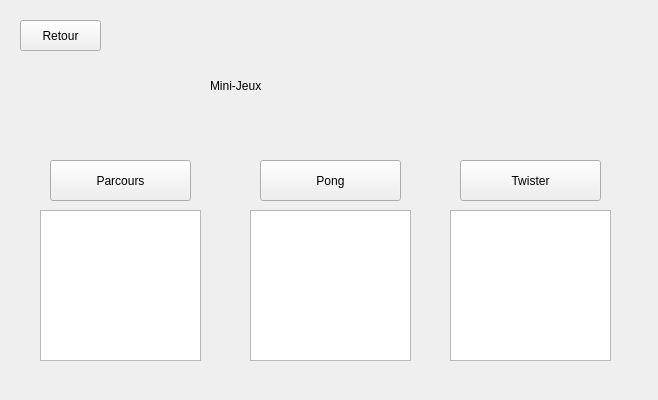
Old version of the form testIHMClimingProject/testIHMClimingProject/jeuMenu.ui in the repository simplyyCarlos/ClimbingProject.
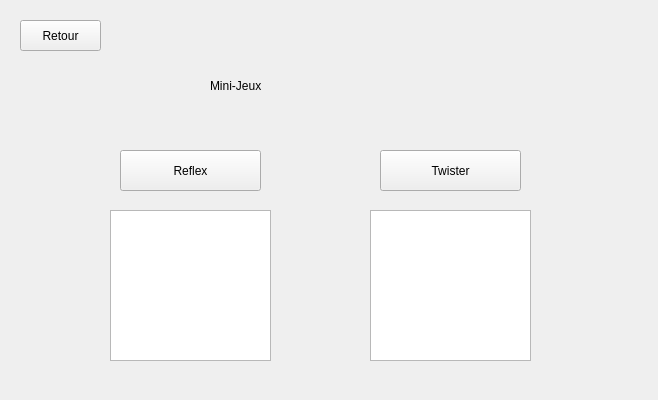
New version of the form.

What changed in the file:
```diff
--- a/testIHMClimingProject/testIHMClimingProject/jeuMenu.ui
+++ b/testIHMClimingProject/testIHMClimingProject/jeuMenu.ui
@@ -42,34 +42,21 @@
   <widget class="QPushButton" name="pushButton_Parcours">
    <property name="geometry">
     <rect>
-     <x>50</x>
-     <y>160</y>
+     <x>120</x>
+     <y>150</y>
      <width>141</width>
      <height>41</height>
     </rect>
    </property>
    <property name="text">
-    <string>Parcours</string>
-   </property>
-  </widget>
-  <widget class="QPushButton" name="pushButton_Pong">
-   <property name="geometry">
-    <rect>
-     <x>260</x>
-     <y>160</y>
-     <width>141</width>
-     <height>41</height>
-    </rect>
-   </property>
-   <property name="text">
-    <string>Pong</string>
+    <string>Reflex</string>
    </property>
   </widget>
   <widget class="QPushButton" name="pushButton_Twistter">
    <property name="geometry">
     <rect>
-     <x>460</x>
-     <y>160</y>
+     <x>380</x>
+     <y>150</y>
      <width>141</width>
      <height>41</height>
     </rect>
@@ -81,7 +68,7 @@
   <widget class="QTextBrowser" name="textBrowser_Parcours">
    <property name="geometry">
     <rect>
-     <x>40</x>
+     <x>110</x>
      <y>210</y>
      <width>161</width>
      <height>151</height>
@@ -91,33 +78,18 @@
     <string>&lt;!DOCTYPE HTML PUBLIC &quot;-//W3C//DTD HTML 4.0//EN&quot; &quot;http://www.w3.org/TR/REC-html40/strict.dtd&quot;&gt;
 &lt;html&gt;&lt;head&gt;&lt;meta name=&quot;qrichtext&quot; content=&quot;1&quot; /&gt;&lt;meta charset=&quot;utf-8&quot; /&gt;&lt;style type=&quot;text/css&quot;&gt;
 p, li { white-space: pre-wrap; }
+hr { height: 1px; border-width: 0; }
+li.unchecked::marker { content: &quot;\2610&quot;; }
+li.checked::marker { content: &quot;\2612&quot;; }
 &lt;/style&gt;&lt;/head&gt;&lt;body style=&quot; font-family:'Segoe UI'; font-size:9pt; font-weight:400; font-style:normal;&quot;&gt;
-&lt;p align=&quot;center&quot; style=&quot; margin-top:0px; margin-bottom:0px; margin-left:0px; margin-right:0px; -qt-block-indent:0; text-indent:0px;&quot;&gt;&lt;span style=&quot; color:#ffffff;&quot;&gt;Mode parcours : &lt;/span&gt;&lt;/p&gt;
-&lt;p align=&quot;center&quot; style=&quot; margin-top:0px; margin-bottom:0px; margin-left:0px; margin-right:0px; -qt-block-indent:0; text-indent:0px;&quot;&gt;&lt;span style=&quot; color:#ffffff;&quot;&gt;ce mode est composé de plusieurs parcours sélectionnable. Le but de ce mode est un contre-la-montre, il faut battre votre propre record de temps sur un parcours donné.&lt;/span&gt;&lt;/p&gt;&lt;/body&gt;&lt;/html&gt;</string>
-   </property>
-  </widget>
-  <widget class="QTextBrowser" name="textBrowser_Pong">
-   <property name="geometry">
-    <rect>
-     <x>250</x>
-     <y>210</y>
-     <width>161</width>
-     <height>151</height>
-    </rect>
-   </property>
-   <property name="html">
-    <string>&lt;!DOCTYPE HTML PUBLIC &quot;-//W3C//DTD HTML 4.0//EN&quot; &quot;http://www.w3.org/TR/REC-html40/strict.dtd&quot;&gt;
-&lt;html&gt;&lt;head&gt;&lt;meta name=&quot;qrichtext&quot; content=&quot;1&quot; /&gt;&lt;meta charset=&quot;utf-8&quot; /&gt;&lt;style type=&quot;text/css&quot;&gt;
-p, li { white-space: pre-wrap; }
-&lt;/style&gt;&lt;/head&gt;&lt;body style=&quot; font-family:'Segoe UI'; font-size:9pt; font-weight:400; font-style:normal;&quot;&gt;
-&lt;p align=&quot;center&quot; style=&quot; margin-top:0px; margin-bottom:0px; margin-left:0px; margin-right:0px; -qt-block-indent:0; text-indent:0px;&quot;&gt;&lt;span style=&quot; color:#ffffff;&quot;&gt;Mode Pong :&lt;/span&gt;&lt;/p&gt;
-&lt;p align=&quot;center&quot; style=&quot; margin-top:0px; margin-bottom:0px; margin-left:0px; margin-right:0px; -qt-block-indent:0; text-indent:0px;&quot;&gt;&lt;span style=&quot; color:#ffffff;&quot;&gt;Ce mode est un mode qui se joue à 1VS1. Les joueurs représentent avec leurs mains et pieds les raquettes du célèbre jeu pong leur but est de ne pas laisser la balle atteindre leur camp.&lt;/span&gt;&lt;/p&gt;&lt;/body&gt;&lt;/html&gt;</string>
+&lt;p align=&quot;center&quot; style=&quot; margin-top:0px; margin-bottom:0px; margin-left:0px; margin-right:0px; -qt-block-indent:0; text-indent:0px;&quot;&gt;&lt;span style=&quot; color:#ffffff;&quot;&gt;Mode Reflex : &lt;/span&gt;&lt;/p&gt;
+&lt;p align=&quot;center&quot; style=&quot; margin-top:0px; margin-bottom:0px; margin-left:0px; margin-right:0px; -qt-block-indent:0; text-indent:0px;&quot;&gt;&lt;span style=&quot; color:#ffffff;&quot;&gt;Ce mode met à l'épreuve vos reflèxes. Le but est de toucher les prises dans un temps imparti&lt;/span&gt;&lt;/p&gt;&lt;/body&gt;&lt;/html&gt;</string>
    </property>
   </widget>
   <widget class="QTextBrowser" name="textBrowser_Twistter">
    <property name="geometry">
     <rect>
-     <x>450</x>
+     <x>370</x>
      <y>210</y>
      <width>161</width>
      <height>151</height>
@@ -127,6 +99,9 @@
     <string>&lt;!DOCTYPE HTML PUBLIC &quot;-//W3C//DTD HTML 4.0//EN&quot; &quot;http://www.w3.org/TR/REC-html40/strict.dtd&quot;&gt;
 &lt;html&gt;&lt;head&gt;&lt;meta name=&quot;qrichtext&quot; content=&quot;1&quot; /&gt;&lt;meta charset=&quot;utf-8&quot; /&gt;&lt;style type=&quot;text/css&quot;&gt;
 p, li { white-space: pre-wrap; }
+hr { height: 1px; border-width: 0; }
+li.unchecked::marker { content: &quot;\2610&quot;; }
+li.checked::marker { content: &quot;\2612&quot;; }
 &lt;/style&gt;&lt;/head&gt;&lt;body style=&quot; font-family:'Segoe UI'; font-size:9pt; font-weight:400; font-style:normal;&quot;&gt;
 &lt;p align=&quot;center&quot; style=&quot; margin-top:0px; margin-bottom:0px; margin-left:0px; margin-right:0px; -qt-block-indent:0; text-indent:0px;&quot;&gt;&lt;span style=&quot; color:#ffffff;&quot;&gt;Mode Twister :&lt;/span&gt;&lt;/p&gt;
 &lt;p align=&quot;center&quot; style=&quot; margin-top:0px; margin-bottom:0px; margin-left:0px; margin-right:0px; -qt-block-indent:0; text-indent:0px;&quot;&gt;&lt;span style=&quot; color:#ffffff;&quot;&gt;Ce mode reprend le celèbre jeu Twister où il faut placer un certain membre sur une prise de la couleur donné aléatoirement.&lt;/span&gt;&lt;/p&gt;&lt;/body&gt;&lt;/html&gt;</string>
```
Left out of the diff: 4 changed lines with no effect on the pictures.
